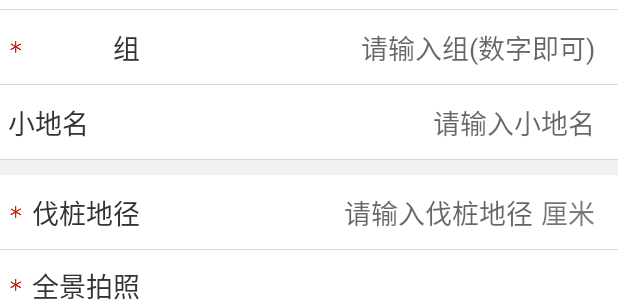
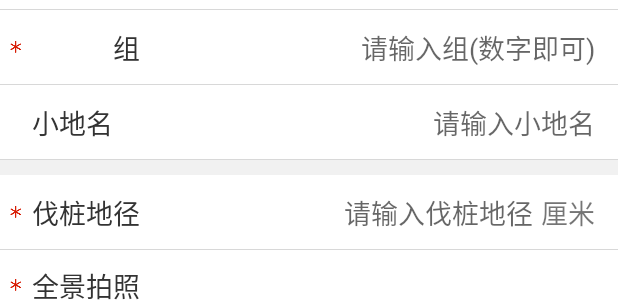
Before and after one commit to yulu1121/FarmProject, an Android app: the layout common_location.xml on its own in the app's theme, with its tools: preview values and no code run, on a phone screen of 412 x 824 dp. Shown: the part 215-517 px from the top of the screen. Run offline under Robolectric (Android 15) with nearby library versions, the phone set to English and light mode, and no system bars.

Commit message:
this is 20191125 change  fix

```diff
--- a/app/src/main/res/layout/common_location.xml
+++ b/app/src/main/res/layout/common_location.xml
@@ -148,15 +148,23 @@
         android:layout_height="50dp"
         android:background="@drawable/bottom_line"
         tools:ignore="UselessParent">
+        <ImageView
+            android:layout_width="wrap_content"
+            android:layout_height="wrap_content"
+            android:src="@drawable/pg_must"
+            android:id="@+id/must_iv"
+            android:visibility="invisible"
+            android:layout_centerVertical="true"
+            />
         <TextView
             android:layout_width="wrap_content"
             android:layout_height="wrap_content"
             android:layout_centerVertical="true"
             android:textColor="@color/colorTextDeep"
             android:text="@string/little_address"
+            android:layout_toEndOf="@id/must_iv"
             android:textSize="@dimen/large_txt"
             android:maxLines="2"
-            android:layout_marginStart="5dp"
             android:ellipsize="end"
             android:id="@+id/number_tv_five"
             />
```
Also changed, not shown: app/src/main/java/com/anshi/farmproject/view/location/LocationActivity.java (+4 -4 lines), app/src/main/res/layout/item_spinner.xml (added, +8 -0 lines).
